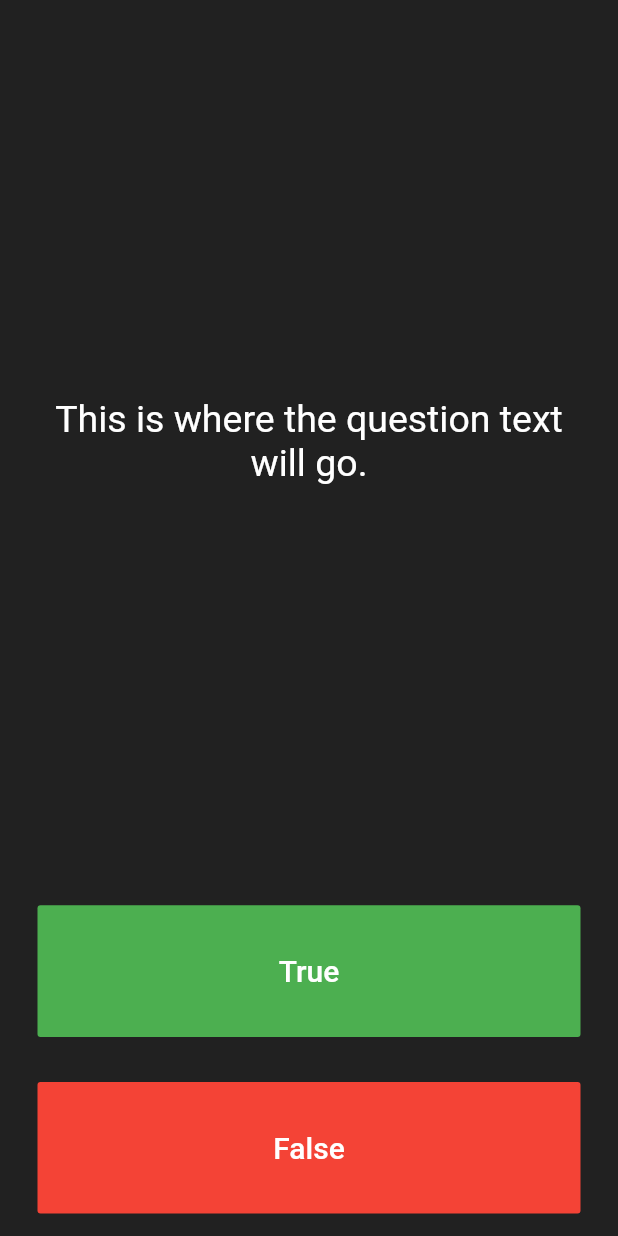
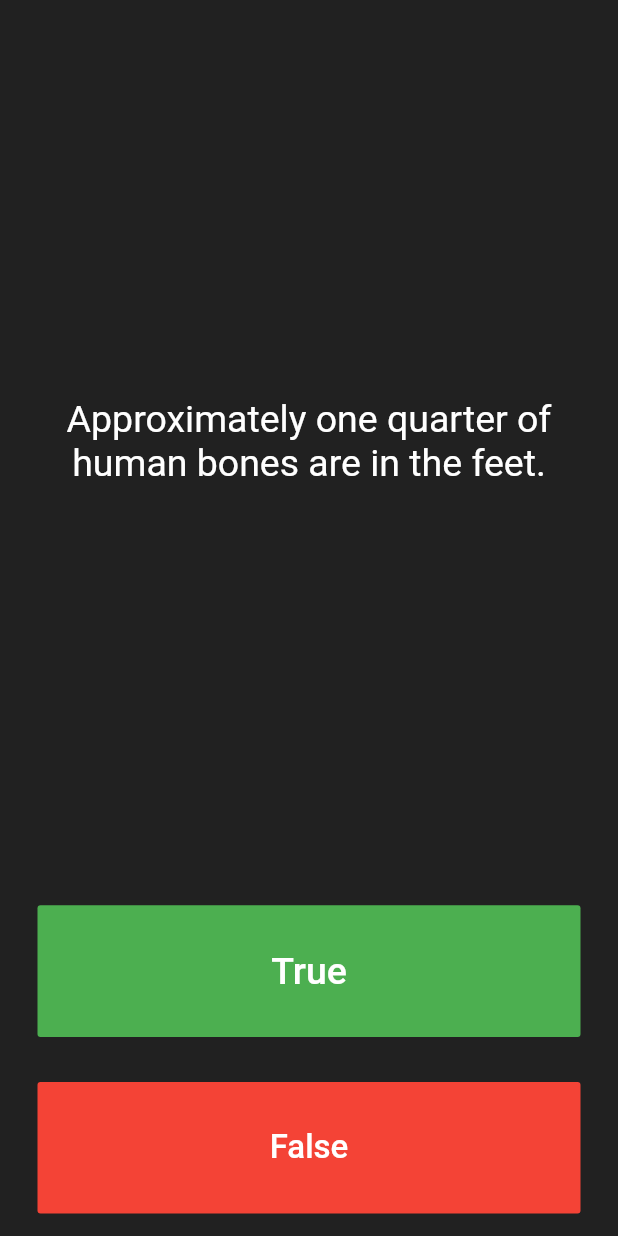
Before and after one commit to kiranraut7709/Quizzler_Flutter, a Flutter app: the screen it shows after launch, after a tap on "True", on a phone screen of 412 x 824 dp. Run offline on Flutter 3.47's test engine with Material 2 defaults, Android fonts, the phone set to English and light mode, and no system bars.

Commit message:
Second Commit

```diff
--- a/lib/main.dart
+++ b/lib/main.dart
@@ -1,4 +1,5 @@
 import 'package:flutter/material.dart';
+import 'package:quizzler/questions.dart';
 
 void main() => runApp(Quizzler());
 
@@ -7,10 +8,10 @@ class Quizzler extends StatelessWidget {
   Widget build(BuildContext context) {
     return MaterialApp(
       home: Scaffold(
-        backgroundColor: Colors.grey.shade900,
+        backgroundColor: Colors.grey[900],
         body: SafeArea(
           child: Padding(
-            padding: EdgeInsets.symmetric(horizontal: 10.0),
+            padding: const EdgeInsets.symmetric(horizontal: 10.0),
             child: QuizPage(),
           ),
         ),
@@ -25,66 +26,149 @@ class QuizPage extends StatefulWidget {
 }
 
 class _QuizPageState extends State<QuizPage> {
+  List<Icon> scoreKeeper = [];
+
+//  List<String> questions = [
+//    'You can lead a cow down stairs but not up stairs.',
+//    'Approximately one quarter of human bones are in the feet.',
+//    'A slug\'s blood is green.',
+//  ];
+//  List<bool> answers = [
+//    false,
+//    true,
+//    true,
+//  ];
+//
+//  Question q1 = Question(
+//    q: 'You can lead a cow down stairs but not up stairs.',
+//    a: false,
+//  );
+
+  List<Question> questionBank = [
+    Question(q: 'You can lead a cow down stairs but not up stairs.', a: false),
+    Question(
+        q: 'Approximately one quarter of human bones are in the feet.',
+        a: true),
+    Question(q: 'A slug\'s blood is green.', a: true),
+  ];
+
+  int questionNo = 0;
+
   @override
   Widget build(BuildContext context) {
     return Column(
-      mainAxisAlignment: MainAxisAlignment.spaceBetween,
       crossAxisAlignment: CrossAxisAlignment.stretch,
       children: <Widget>[
+        //Questions
         Expanded(
           flex: 5,
           child: Padding(
-            padding: EdgeInsets.all(10.0),
+            padding: const EdgeInsets.all(10.0),
             child: Center(
               child: Text(
-                'This is where the question text will go.',
+                questionBank[questionNo].question,
                 textAlign: TextAlign.center,
                 style: TextStyle(
+                  color: Colors.white,
                   fontSize: 25.0,
-                  color: Colors.white,
                 ),
               ),
             ),
           ),
         ),
+        //True Button
         Expanded(
           child: Padding(
-            padding: EdgeInsets.all(15.0),
+            padding: const EdgeInsets.all(15.0),
             child: FlatButton(
-              textColor: Colors.white,
               color: Colors.green,
               child: Text(
                 'True',
                 style: TextStyle(
                   color: Colors.white,
-                  fontSize: 20.0,
+                  fontSize: 25.0,
                 ),
               ),
               onPressed: () {
                 //The user picked true.
+                if (questionBank[questionNo].answer == true) {
+//                  scoreKeeper.add(
+//                    Icon(
+//                      Icons.check,
+//                      color: Colors.green,
+//                    ),
+//                  );
+                  print('right');
+                } else {
+//                  scoreKeeper.add(
+//                    Icon(
+//                      Icons.close,
+//                      color: Colors.red,
+//                    ),
+//                  );
+                  print('wrong');
+                }
+                setState(() {
+                  if (questionBank.length - 1 != questionNo) {
+                    questionNo++;
+                    print(questionNo);
+                  } else {
+                    questionNo = 0;
+                  }
+                });
               },
             ),
           ),
         ),
+        //False Button
         Expanded(
           child: Padding(
-            padding: EdgeInsets.all(15.0),
+            padding: const EdgeInsets.all(15.0),
             child: FlatButton(
               color: Colors.red,
               child: Text(
                 'False',
                 style: TextStyle(
-                  fontSize: 20.0,
                   color: Colors.white,
+                  fontSize: 22.0,
                 ),
               ),
               onPressed: () {
                 //The user picked false.
+                if (questionBank[questionNo].answer == false) {
+//                  scoreKeeper.add(
+//                    Icon(
+//                      Icons.check,
+//                      color: Colors.green,
+//                    ),
+//                  );
+                  print('right');
+                } else {
+//                  scoreKeeper.add(
+//                    Icon(
+//                      Icons.close,
+//                      color: Colors.red,
+//                    ),
+//                  );
+                  print('wrong');
+                }
+                setState(() {
+                  if (questionBank.length - 1 != questionNo) {
+                    questionNo++;
+                    print(questionNo);
+                  } else {
+                    questionNo = 0;
+                  }
+                });
               },
             ),
           ),
         ),
         //TODO: Add a Row here as your score keeper
+        //ScoreKeeper
+        Row(
+          children: scoreKeeper,
+        ),
       ],
     );
   }
--- /dev/null
+++ b/lib/questions.dart
@@ -0,0 +1,9 @@
+class Question {
+  String question;
+  bool answer;
+
+  Question({String q, bool a}) {
+    question = q;
+    answer = a;
+  }
+}
```
Also changed, not shown: 6 other files.
